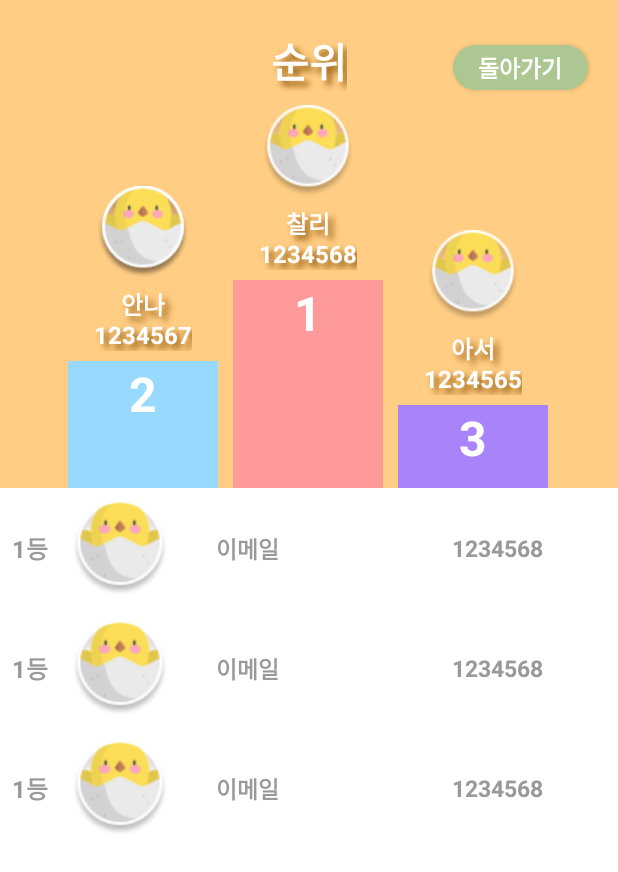
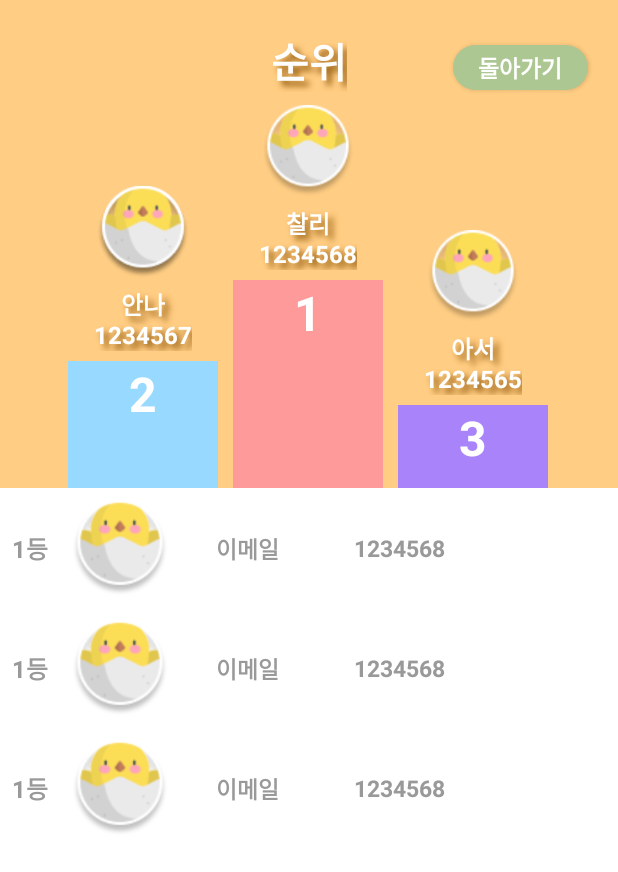
Before and after one commit to JWMin556/TeamProjectFragment, an Android app: the layout fragment_ranking.xml on its own in the app's theme, with its tools: preview values and no code run, on a phone screen of 412 x 824 dp. Shown: the top 872 px of the screen. Run offline under Robolectric (Android 15) with nearby library versions, the phone set to English and light mode, and no system bars.

Commit message:
221206_1

```diff
--- a/app/src/main/java/com/example/teamprojectfragment/UserAdapter.kt
+++ b/app/src/main/java/com/example/teamprojectfragment/UserAdapter.kt
@@ -24,7 +24,7 @@ class UserAdapter(val context: Context, private val userList: ArrayList<MyUser>)
         fun bind(user : MyUser){
             binding.txtRanking.text = "${position + 1}등"
             binding.txtEmail.text = user.email
-            binding.txtPoint.text = user.myPoint.toString()
+            binding.txtPoint.text = "${user.myPoint}p"
         }
     }
     }
--- a/app/src/main/res/layout/list_users.xml
+++ b/app/src/main/res/layout/list_users.xml
@@ -46,15 +46,15 @@
 
     <TextView
         android:id="@+id/txt_point"
-        android:layout_width="wrap_content"
+        android:layout_width="0dp"
         android:layout_height="wrap_content"
-        android:layout_marginEnd="50dp"
+        android:layout_marginStart="50dp"
         android:text="1234568"
         android:textColor="#999999"
         android:textSize="15sp"
         android:textStyle="bold"
         app:layout_constraintBottom_toBottomOf="parent"
-        app:layout_constraintEnd_toEndOf="parent"
+        app:layout_constraintStart_toEndOf="@+id/txt_email"
         app:layout_constraintTop_toTopOf="parent" />
 
 </androidx.constraintlayout.widget.ConstraintLayout>
--- a/app/src/main/res/navigation/nav_main.xml
+++ b/app/src/main/res/navigation/nav_main.xml
@@ -3,7 +3,7 @@
     xmlns:app="http://schemas.android.com/apk/res-auto"
     xmlns:tools="http://schemas.android.com/tools"
     android:id="@+id/nav_main"
-    app:startDestination="@id/startFragment">
+    app:startDestination="@id/entryFragment">
 
     <fragment
         android:id="@+id/entryFragment"
```
